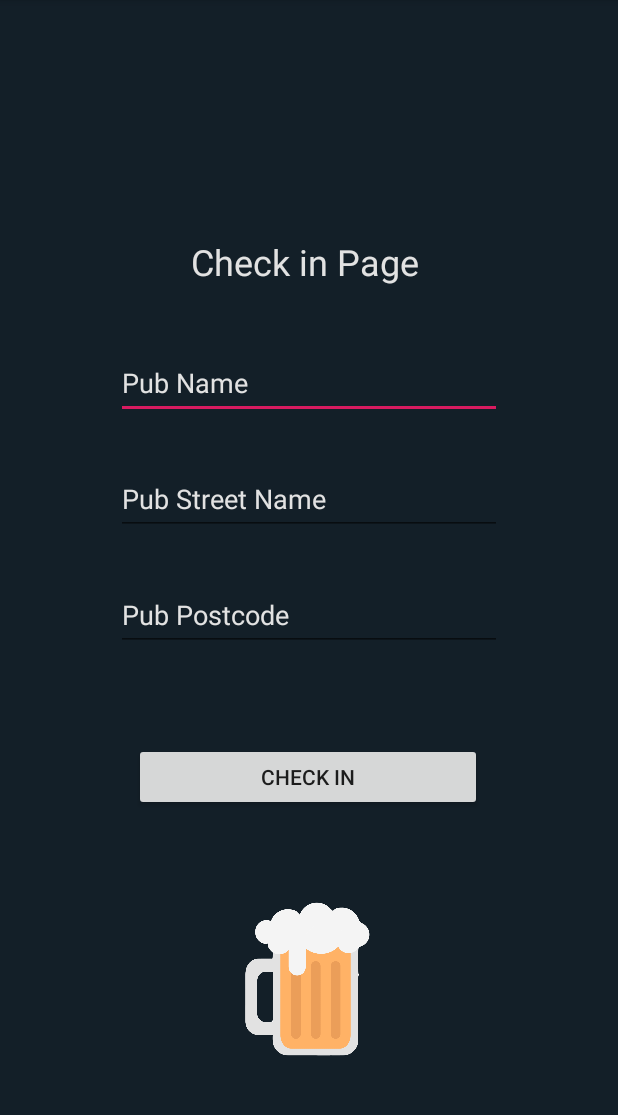
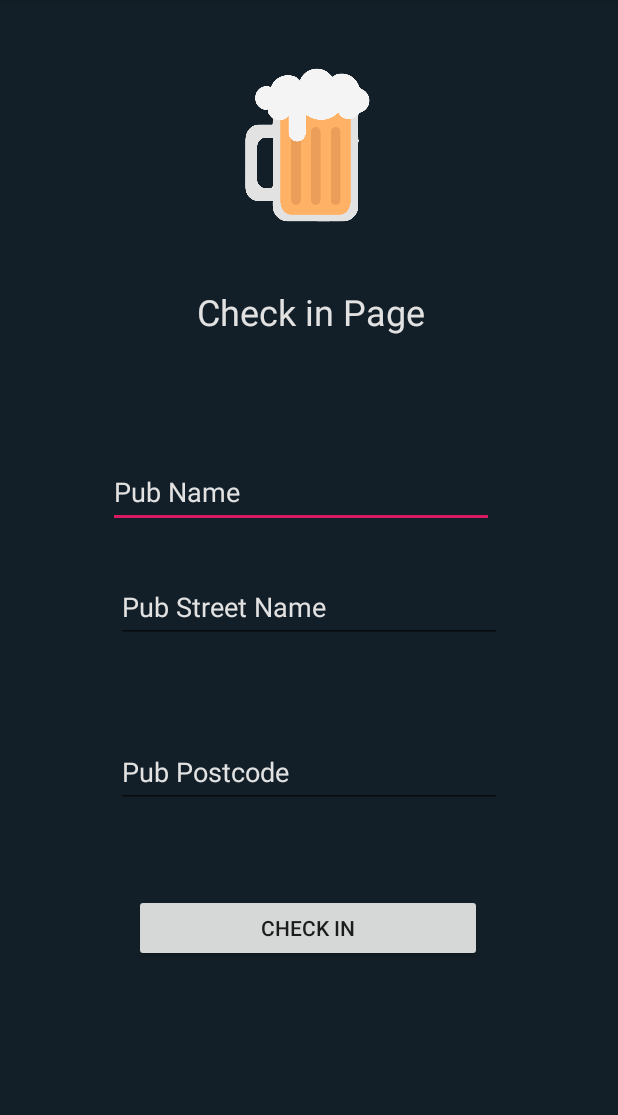
Before and after one commit to pubSpotterDev/Front_End, an Android app: the CheckActivity screen opened directly, with no data from a screen before it, on a phone screen of 412 x 824 dp, the part 84-1199 px from its top. Run offline under Robolectric (Android 15) with nearby library versions, the phone set to English and light mode, and no system bars.

Commit message:
Final Push -safwan

```diff
--- a/ProfDev1.2/app/src/main/java/com/example/profdev11/FormActivity.java
+++ b/ProfDev1.2/app/src/main/java/com/example/profdev11/FormActivity.java
@@ -28,12 +28,14 @@ import java.util.List;
 import java.util.Map;
 import javax.net.ssl.HttpsURLConnection;
 
+import static android.os.Build.ID;
+
 public class FormActivity extends AppCompatActivity {
 
     EditText pName, pStreetname, pPostcode;
     Button add;
     int points;
-    String email, dob, gender, username;
+    String email, dob, gender, username,password;
 
     @Override
     protected void onCreate(Bundle savedInstanceState) {
@@ -129,7 +131,8 @@ public class FormActivity extends AppCompatActivity {
             System.out.println("Response code = " + responseCode);
 
             if (responseCode == HttpsURLConnection.HTTP_OK) {
-                Intent Return = new Intent(FormActivity.this, MainActivity.class);
+                Intent Return = new Intent(FormActivity.this, MapsActivity.class);
+
                 FormActivity.this.startActivity(Return);
 
                 Toast.makeText(this, "Pub added", Toast.LENGTH_LONG).show();
@@ -182,7 +185,7 @@ public class FormActivity extends AppCompatActivity {
             System.out.println("Response code = " + responseCode);
 
             if (responseCode == HttpsURLConnection.HTTP_OK) {
-                Intent Return = new Intent(FormActivity.this, MainActivity.class);
+                Intent Return = new Intent(FormActivity.this, MapsActivity.class);
                 FormActivity.this.startActivity(Return);
 
                 Toast.makeText(this, "Points Updated!", Toast.LENGTH_LONG).show();
--- a/ProfDev1.2/app/src/main/res/layout/activity_account.xml
+++ b/ProfDev1.2/app/src/main/res/layout/activity_account.xml
@@ -101,7 +101,7 @@
     <ListView
         android:id="@+id/lsPubs"
         android:layout_width="395dp"
-        android:layout_height="233dp"
+        android:layout_height="214dp"
         android:layout_marginStart="8dp"
         android:layout_marginTop="8dp"
         android:layout_marginEnd="8dp"
--- a/ProfDev1.2/app/src/main/res/layout/activity_check.xml
+++ b/ProfDev1.2/app/src/main/res/layout/activity_check.xml
@@ -12,7 +12,7 @@
         android:id="@+id/tvLabelCI"
         android:layout_width="262dp"
         android:layout_height="46dp"
-        android:layout_marginStart="72dp"
+        android:layout_marginStart="76dp"
         android:layout_marginTop="8dp"
         android:layout_marginBottom="8dp"
         android:text="Check in Page"
@@ -23,7 +23,7 @@
         app:layout_constraintBottom_toBottomOf="parent"
         app:layout_constraintStart_toStartOf="parent"
         app:layout_constraintTop_toTopOf="parent"
-        app:layout_constraintVertical_bias="0.212" />
+        app:layout_constraintVertical_bias="0.26" />
 
    <!-- <ListView
         android:id="@+id/lsAllPubs"
@@ -60,9 +60,10 @@
         android:textColorHint="@color/colorText"
         app:layout_constraintBottom_toBottomOf="parent"
         app:layout_constraintEnd_toEndOf="parent"
+        app:layout_constraintHorizontal_bias="0.463"
         app:layout_constraintStart_toStartOf="parent"
         app:layout_constraintTop_toBottomOf="@+id/tvLabelCI"
-        app:layout_constraintVertical_bias="0.038" />
+        app:layout_constraintVertical_bias="0.125" />
 
     <EditText
         android:id="@+id/checkPstreetname"
@@ -81,7 +82,7 @@
         app:layout_constraintEnd_toEndOf="parent"
         app:layout_constraintStart_toStartOf="parent"
         app:layout_constraintTop_toBottomOf="@+id/tvLabelCI"
-        app:layout_constraintVertical_bias="0.193" />
+        app:layout_constraintVertical_bias="0.29" />
 
     <EditText
         android:id="@+id/checkPpostcode"
@@ -100,7 +101,7 @@
         app:layout_constraintEnd_toEndOf="parent"
         app:layout_constraintStart_toStartOf="parent"
         app:layout_constraintTop_toBottomOf="@+id/tvLabelCI"
-        app:layout_constraintVertical_bias="0.348" />
+        app:layout_constraintVertical_bias="0.526" />
 
     <Button
         android:id="@+id/btnCheck"
@@ -116,19 +117,22 @@
         app:layout_constraintHorizontal_bias="0.497"
         app:layout_constraintStart_toStartOf="parent"
         app:layout_constraintTop_toBottomOf="@+id/checkPpostcode"
-        app:layout_constraintVertical_bias="0.317" />
+        app:layout_constraintVertical_bias="0.773" />
 
     <ImageView
         android:id="@+id/imageView6"
         android:layout_width="132dp"
         android:layout_height="128dp"
         android:layout_marginStart="8dp"
-        android:layout_marginTop="48dp"
+        android:layout_marginTop="8dp"
         android:layout_marginEnd="8dp"
+        android:layout_marginBottom="8dp"
+        app:layout_constraintBottom_toBottomOf="parent"
         app:layout_constraintEnd_toEndOf="parent"
         app:layout_constraintHorizontal_bias="0.498"
         app:layout_constraintStart_toStartOf="parent"
-        app:layout_constraintTop_toBottomOf="@+id/btnCheck"
+        app:layout_constraintTop_toTopOf="parent"
+        app:layout_constraintVertical_bias="0.039"
         app:srcCompat="@drawable/pint" />
 
 </android.support.constraint.ConstraintLayout>
```
